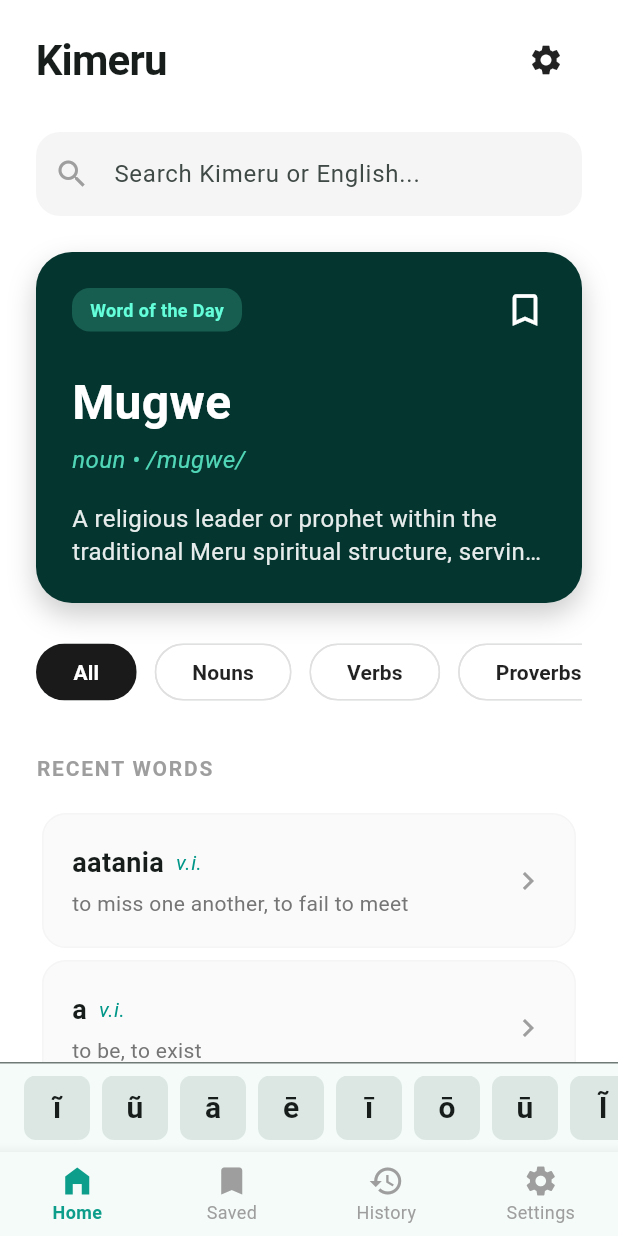
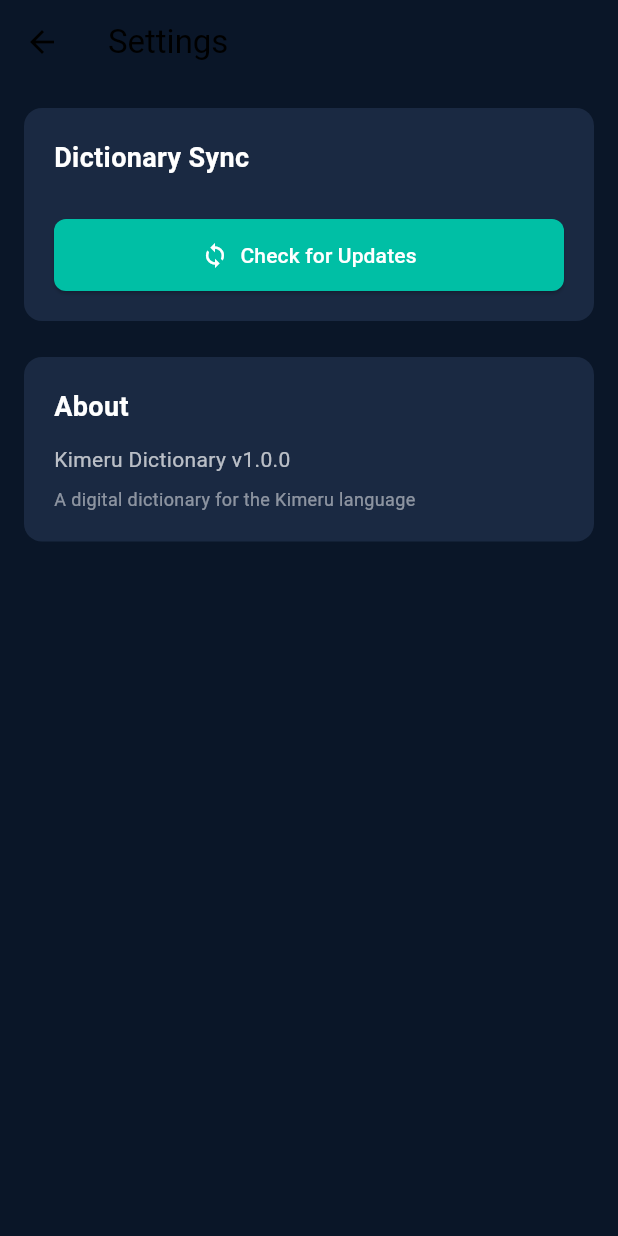
Before and after one commit to Fideldavidson/Kimeru-English-Dictionary-App, a Flutter app: the screen it shows after launch, after a tap on the "settings" icon, on a phone screen of 412 x 824 dp. Run offline on Flutter 3.47's test engine with Material 3 defaults, Android fonts, the phone set to English and light mode, and no system bars; our stand-ins replace shared_preferences, sqflite; accounts and stored records are empty; network calls fail.

Commit message:
feat: Implement initial mobile dictionary app with search and settings, and establish web app foundation with public search and admin pages.

```diff
--- a/mobile/lib/screens/search_screen.dart
+++ b/mobile/lib/screens/search_screen.dart
@@ -5,6 +5,7 @@ import '../widgets/meru_character_bar.dart';
 import '../widgets/word_of_day_card.dart';
 import '../widgets/category_filter_bar.dart';
 import 'word_detail_screen.dart';
+import 'settings_screen.dart';
 
 class SearchScreen extends StatefulWidget {
   const SearchScreen({super.key});
@@ -111,7 +112,12 @@ class _SearchScreenState extends State<SearchScreen> {
                   ),
                   IconButton(
                     icon: const Icon(Icons.settings, color: Colors.black87),
-                    onPressed: () {},
+                    onPressed: () {
+                      Navigator.push(
+                        context,
+                        MaterialPageRoute(builder: (context) => const SettingsScreen()),
+                      );
+                    },
                   ),
                 ],
               ),
--- /dev/null
+++ b/mobile/lib/screens/settings_screen.dart
@@ -0,0 +1,197 @@
+import 'package:flutter/material.dart';
+import 'package:shared_preferences/shared_preferences.dart';
+import '../services/local_database_service.dart';
+
+class SettingsScreen extends StatefulWidget {
+  const SettingsScreen({super.key});
+
+  @override
+  State<SettingsScreen> createState() => _SettingsScreenState();
+}
+
+class _SettingsScreenState extends State<SettingsScreen> {
+  final LocalDatabaseService _dbService = LocalDatabaseService();
+  bool _isSyncing = false;
+  String? _lastSyncTime;
+  String? _syncMessage;
+
+  @override
+  void initState() {
+    super.initState();
+    _loadLastSyncTime();
+  }
+
+  Future<void> _loadLastSyncTime() async {
+    final prefs = await SharedPreferences.getInstance();
+    final timestamp = prefs.getInt('last_sync_timestamp');
+    if (timestamp != null) {
+      final date = DateTime.fromMillisecondsSinceEpoch(timestamp);
+      setState(() {
+        _lastSyncTime = '${date.day}/${date.month}/${date.year} ${date.hour}:${date.minute.toString().padLeft(2, '0')}';
+      });
+    }
+  }
+
+  Future<void> _handleSync() async {
+    setState(() {
+      _isSyncing = true;
+      _syncMessage = null;
+    });
+
+    try {
+      final count = await _dbService.syncWithRemote();
+
+      // Save sync timestamp
+      final prefs = await SharedPreferences.getInstance();
+      await prefs.setInt('last_sync_timestamp', DateTime.now().millisecondsSinceEpoch);
+
+      await _loadLastSyncTime();
+
+      setState(() {
+        _syncMessage = count > 0
+            ? 'Successfully synced $count words!'
+            : 'Dictionary is up to date';
+        _isSyncing = false;
+      });
+    } catch (e) {
+      setState(() {
+        _syncMessage = 'Sync failed: ${e.toString()}';
+        _isSyncing = false;
+      });
+    }
+  }
+
+  @override
+  Widget build(BuildContext context) {
+    return Scaffold(
+      backgroundColor: const Color(0xFF0A1628),
+      appBar: AppBar(
+        title: const Text('Settings'),
+        backgroundColor: const Color(0xFF0A1628),
+        elevation: 0,
+      ),
+      body: ListView(
+        padding: const EdgeInsets.all(16),
+        children: [
+          // Sync Section
+          Container(
+            padding: const EdgeInsets.all(20),
+            decoration: BoxDecoration(
+              color: const Color(0xFF1A2942),
+              borderRadius: BorderRadius.circular(12),
+            ),
+            child: Column(
+              crossAxisAlignment: CrossAxisAlignment.start,
+              children: [
+                const Text(
+                  'Dictionary Sync',
+                  style: TextStyle(
+                    color: Colors.white,
+                    fontSize: 18,
+                    fontWeight: FontWeight.bold,
+                  ),
+                ),
+                const SizedBox(height: 12),
+                if (_lastSyncTime != null)
+                  Text(
+                    'Last synced: $_lastSyncTime',
+                    style: TextStyle(
+                      color: Colors.white.withOpacity(0.7),
+                      fontSize: 14,
+                    ),
+                  ),
+                const SizedBox(height: 16),
+                SizedBox(
+                  width: double.infinity,
+                  child: ElevatedButton.icon(
+                    onPressed: _isSyncing ? null : _handleSync,
+                    icon: _isSyncing
+                        ? const SizedBox(
+                            width: 20,
+                            height: 20,
+                            child: CircularProgressIndicator(
+                              strokeWidth: 2,
+                              color: Colors.white,
+                            ),
+                          )
+                        : const Icon(Icons.sync),
+                    label: Text(_isSyncing ? 'Syncing...' : 'Check for Updates'),
+                    style: ElevatedButton.styleFrom(
+                      backgroundColor: const Color(0xFF00BFA5),
+                      foregroundColor: Colors.white,
+                      padding: const EdgeInsets.symmetric(vertical: 14),
+                      shape: RoundedRectangleBorder(
+                        borderRadius: BorderRadius.circular(8),
+                      ),
+                    ),
+                  ),
+                ),
+                if (_syncMessage != null) ...[
+                  const SizedBox(height: 12),
+                  Container(
+                    padding: const EdgeInsets.all(12),
+                    decoration: BoxDecoration(
+                      color: _syncMessage!.contains('failed')
+                          ? Colors.red.withOpacity(0.2)
+                          : Colors.green.withOpacity(0.2),
+                      borderRadius: BorderRadius.circular(8),
+                    ),
+                    child: Text(
+                      _syncMessage!,
+                      style: TextStyle(
+                        color: _syncMessage!.contains('failed')
+                            ? Colors.red[300]
+                            : Colors.green[300],
+                        fontSize: 14,
+                      ),
+                    ),
+                  ),
+                ],
+              ],
+            ),
+          ),
+
+          const SizedBox(height: 24),
+
+          // About Section
+          Container(
+            padding: const EdgeInsets.all(20),
+            decoration: BoxDecoration(
+              color: const Color(0xFF1A2942),
+              borderRadius: BorderRadius.circular(12),
+            ),
+            child: Column(
+              crossAxisAlignment: CrossAxisAlignment.start,
+              children: [
+                const Text(
+                  'About',
+                  style: TextStyle(
+                    color: Colors.white,
+                    fontSize: 18,
+                    fontWeight: FontWeight.bold,
+                  ),
+                ),
+                const SizedBox(height: 12),
+                Text(
+                  'Kimeru Dictionary v1.0.0',
+                  style: TextStyle(
+                    color: Colors.white.withOpacity(0.7),
+                    fontSize: 14,
+                  ),
+                ),
+                const SizedBox(height: 8),
+                Text(
+                  'A digital dictionary for the Kimeru language',
+                  style: TextStyle(
+                    color: Colors.white.withOpacity(0.5),
+                    fontSize: 12,
+                  ),
+                ),
+              ],
+            ),
+          ),
+        ],
+      ),
+    );
+  }
+}
--- /dev/null
+++ b/mobile/lib/services/github_sync_service.dart
@@ -0,0 +1,25 @@
+import 'dart:convert';
+import 'package:http/http.dart' as http;
+import '../models/dictionary_entry.dart';
+
+class GitHubSyncService {
+  static const String _rawUrl =
+      'https://raw.githubusercontent.com/Fideldavidson/Kimeru-English-Dictionary-App/main/data/dictionary.json';
+
+  /// Fetches the latest dictionary from the GitHub repository.
+  /// Returns a list of DictionaryEntry objects.
+  Future<List<DictionaryEntry>> fetchLatestDictionary() async {
+    try {
+      final response = await http.get(Uri.parse(_rawUrl));
+
+      if (response.statusCode == 200) {
+        final List<dynamic> jsonList = jsonDecode(response.body);
+        return jsonList.map((json) => DictionaryEntry.fromJson(json)).toList();
+      } else {
+        throw Exception('Failed to fetch dictionary: HTTP ${response.statusCode}');
+      }
+    } catch (e) {
+      throw Exception('Network error: $e');
+    }
+  }
+}
--- a/mobile/pubspec.yaml
+++ b/mobile/pubspec.yaml
@@ -2,7 +2,7 @@ name: kimeru_mobile
 description: "A new Flutter project."
 # The following line prevents the package from being accidentally published to
 # pub.dev using `flutter pub publish`. This is preferred for private packages.
-publish_to: 'none' # Remove this line if you wish to publish to pub.dev
+publish_to: "none" # Remove this line if you wish to publish to pub.dev
 
 # The following defines the version and build number for your application.
 # A version number is three numbers separated by dots, like 1.2.43
@@ -37,6 +37,8 @@ dependencies:
   sqflite: ^2.4.2
   path: ^1.9.1
   path_provider: ^2.1.5
+  http: ^1.1.0
+  shared_preferences: ^2.2.2
 
 dev_dependencies:
   flutter_test:
@@ -54,7 +56,6 @@ dev_dependencies:
 
 # The following section is specific to Flutter packages.
 flutter:
-
   # The following line ensures that the Material Icons font is
   # included with your application, so that you can use the icons in
   # the material Icons class.
--- a/web/lib/admin/admin_login_page.dart
+++ b/web/lib/admin/admin_login_page.dart
@@ -66,8 +66,9 @@ class _AdminLoginPageState extends State<AdminLoginPage> {
                 controller: _passwordController,
                 obscureText: true,
                 decoration: InputDecoration(
-                  labelText: 'Admin Password',
-                  errorText: _error ? 'Incorrect password' : null,
+                  labelText: 'GitHub Personal Access Token',
+                  hintText: 'ghp_...',
+                  errorText: _error ? 'Invalid token' : null,
                   border: const OutlineInputBorder(),
                 ),
                 onSubmitted: (_) => _handleLogin(),
--- a/web/lib/main.dart
+++ b/web/lib/main.dart
@@ -4,6 +4,8 @@ import 'admin/admin_dashboard.dart';
 import 'services/auth_service.dart';
 import 'services/github_service.dart';
 import 'services/mock_github_service.dart';
+
+import 'public/public_search_page.dart';
 
 void main() {
   runApp(const KimeruWebPortal());
@@ -20,9 +22,10 @@ class _KimeruWebPortalState extends State<KimeruWebPortal> {
   final AuthService _authService = AuthService();
   bool _isLoggedIn = false;
   bool _initializing = true;
+  bool _showAdmin = false; // Toggle for showing admin section
 
-  // Use Mock service for testing
-  final GitHubService _githubService = MockGitHubService();
+  // Use Real GitHub service
+  late GitHubService _githubService;
 
   @override
   void initState() {
@@ -32,25 +35,37 @@ class _KimeruWebPortalState extends State<KimeruWebPortal> {
 
   void _checkAuth() async {
     final loggedIn = await _authService.isLoggedIn();
+    final token = await _authService.getToken();
+
+    // Initialize service even if not logged in (for public view)
+    _githubService = GitHubService(token: token); // Token may be null
+
     setState(() {
       _isLoggedIn = loggedIn;
       _initializing = false;
     });
   }
 
-  void _onLoginSuccess() {
-    setState(() => _isLoggedIn = true);
+  void _onLoginSuccess() async {
+    final token = await _authService.getToken();
+    if (token != null) {
+      _githubService = GitHubService(token: token);
+      setState(() => _isLoggedIn = true);
+    }
   }
 
   void _onLogout() async {
     await _authService.logout();
-    setState(() => _isLoggedIn = false);
+    setState(() {
+      _isLoggedIn = false;
+      _showAdmin = false;
+    });
   }
 
   @override
   Widget build(BuildContext context) {
     return MaterialApp(
-      title: 'Kimeru Admin Portal',
+      title: 'Kimeru Dictionary',
       debugShowCheckedModeBanner: false,
       theme: ThemeData(
         useMaterial3: true,
@@ -67,12 +82,17 @@ class _KimeruWebPortalState extends State<KimeruWebPortal> {
       ),
       home: _initializing
           ? const Scaffold(body: Center(child: CircularProgressIndicator()))
-          : _isLoggedIn
-              ? AdminDashboard(
+          : _showAdmin
+              ? _isLoggedIn
+                  ? AdminDashboard(
+                      githubService: _githubService,
+                      onLogout: _onLogout,
+                    )
+                  : AdminLoginPage(onLoginSuccess: _onLoginSuccess)
+              : PublicSearchPage(
                   githubService: _githubService,
-                  onLogout: _onLogout,
-                )
-              : AdminLoginPage(onLoginSuccess: _onLoginSuccess),
+                  onAdminLogin: () => setState(() => _showAdmin = true),
+                ),
     );
   }
 }
--- a/web/lib/services/github_service.dart
+++ b/web/lib/services/github_service.dart
@@ -1,6 +1,7 @@
 import 'dart:convert';
 import 'package:http/http.dart' as http;
 import '../models/dictionary_entry.dart';
+import '../config/github_config.dart';
 
 class GitHubService {
   final String owner;
@@ -9,21 +10,30 @@ class GitHubService {
   final String token;
 
   GitHubService({
-    required this.owner,
-    required this.repo,
-    required this.path,
-    required this.token,
-  });
+    String? owner,
+    String? repo,
+    String? path,
+    String? token,
+  }) :
+    owner = owner ?? GitHubConfig.owner,
+    repo = repo ?? GitHubConfig.repo,
+    path = path ?? GitHubConfig.path,
+    token = token ?? GitHubConfig.token;
 
   String get _baseUrl => 'https://api.github.com/repos/$owner/$repo/contents/$path';
 
   Future<Map<String, dynamic>> fetchFileMetadata() async {
+    final headers = {
+      'Accept': 'application/vnd.github.v3+json',
+    };
+
+    if (token != 'YOUR_GITHUB_PAT_HERE' && token.isNotEmpty) {
+      headers['Authorization'] = 'token $token';
+    }
+
     final response = await http.get(
       Uri.parse(_baseUrl),
-      headers: {
-        'Authorization': 'token $token',
-        'Accept': 'application/vnd.github.v3+json',
-      },
+      headers: headers,
     );
 
     if (response.statusCode == 200) {
```
Also changed, not shown: mobile/lib/services/local_database_service.dart (+14 -0 lines), web/lib/admin/review_queue_page.dart (+67 -8 lines), web/lib/public/public_search_page.dart (added, +262 -0 lines), web/lib/services/auth_service.dart (+30 -10 lines), mobile/pubspec.lock, 2 other files.
